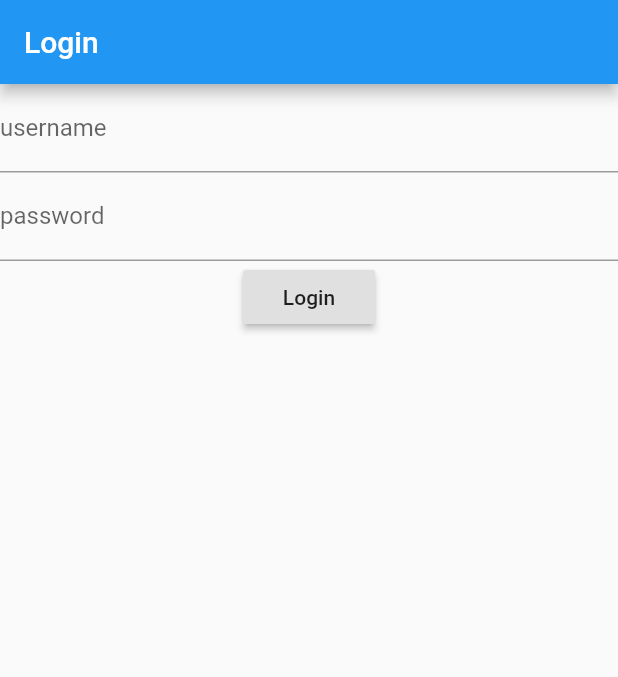
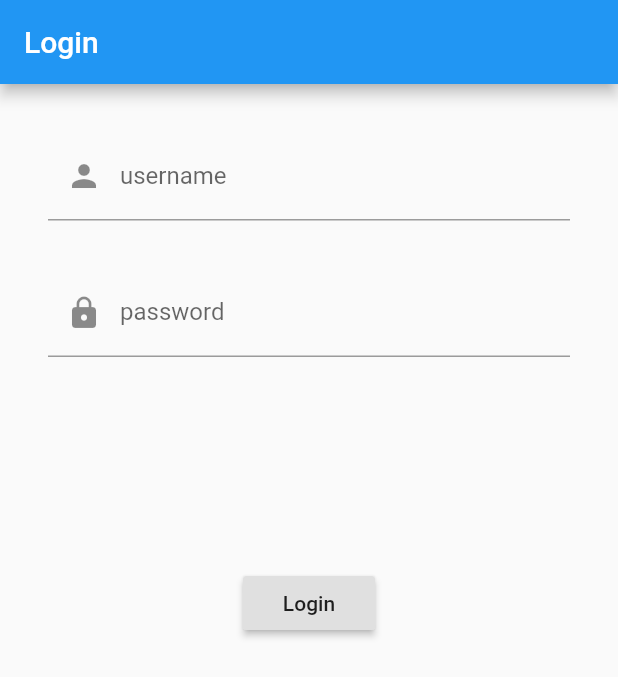
Before and after one commit to billy0402/flutter-bloc-tutorial, a Flutter app: the screen it shows after launch, on a phone screen of 412 x 824 dp. Shown: the top 677 px of the screen. Run offline on Flutter 3.47's test engine with Material 2 defaults, Android fonts, the phone set to English and light mode, and no system bars; our stand-ins replace bloc, equatable, flutter_bloc; missing offline and left inert: flare_splash_screen.

Commit message:
fix: Login Form

```diff
--- a/lib/login/login_form.dart
+++ b/lib/login/login_form.dart
@@ -37,16 +37,30 @@ class _LoginFormState extends State<LoginForm> {
       child: BlocBuilder<LoginBloc, LoginState>(
         builder: (context, state) {
           return Form(
+            child: Container(
+              margin: EdgeInsets.all(32.0),
               child: Column(
                 children: <Widget>[
                   TextFormField(
-                  decoration: InputDecoration(labelText: 'username'),
+                    decoration: InputDecoration(
+                      prefixIcon: Icon(Icons.person),
+                      labelText: 'username',
+                    ),
                     controller: _usernameController,
                   ),
+                  Padding(
+                    padding: EdgeInsets.all(16.0),
+                  ),
                   TextFormField(
-                  decoration: InputDecoration(labelText: 'password'),
+                    decoration: InputDecoration(
+                      prefixIcon: Icon(Icons.lock),
+                      labelText: 'password',
+                    ),
                     controller: _passwordController,
                     obscureText: true,
+                  ),
+                  Padding(
+                    padding: EdgeInsets.all(70.0),
                   ),
                   RaisedButton(
                     onPressed:
@@ -60,6 +74,7 @@ class _LoginFormState extends State<LoginForm> {
                   ),
                 ],
               ),
+            ),
           );
         },
       ),
```
Lines whose indentation alone changed are shown as unchanged.
